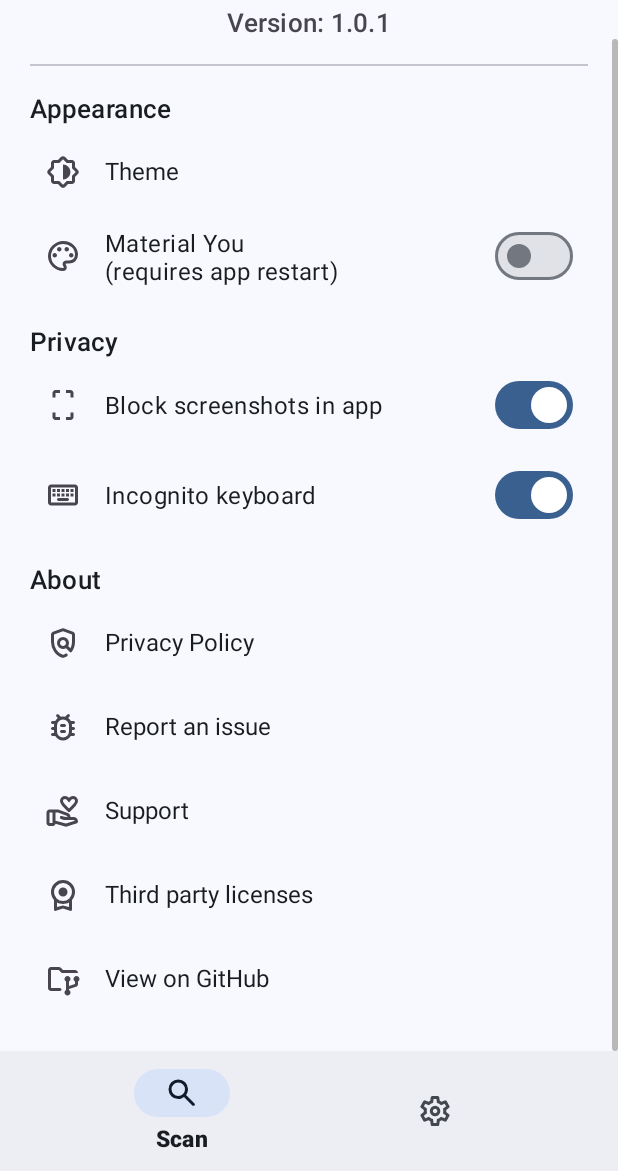
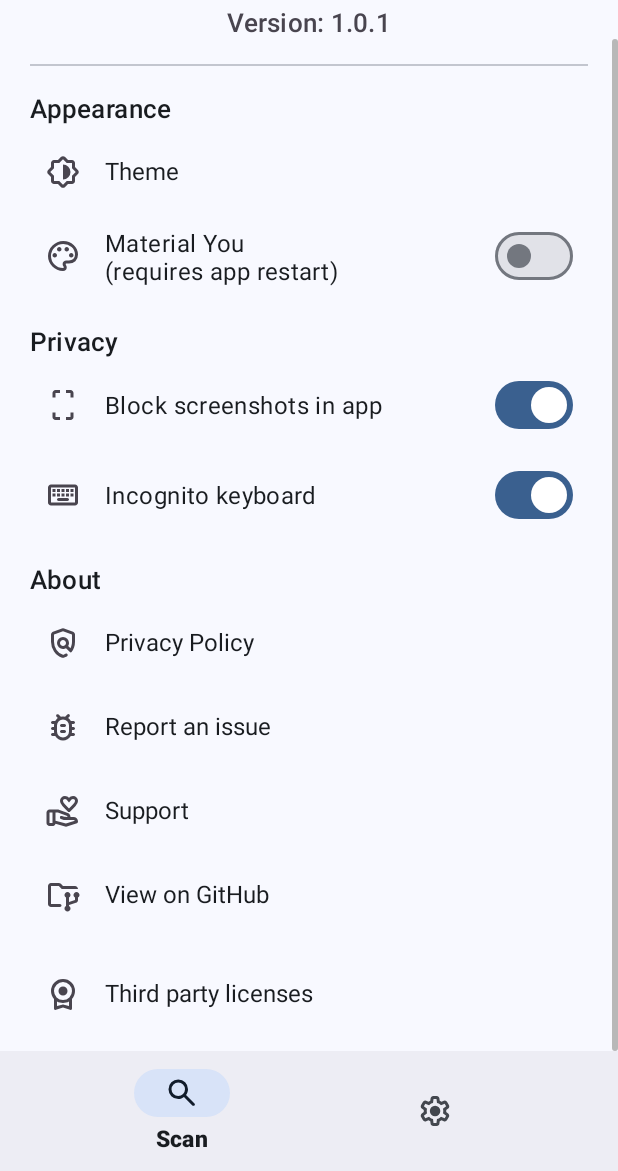
Before and after one commit to StellarSand/Password-Monitor, an Android app: the SettingsFragment screen opened through its navigation route, scrolled down 76 dp, on a phone screen of 412 x 824 dp, the part 65-1236 px from its top. Run offline under Robolectric (Android 15) with nearby library versions, the phone set to English and light mode, and no system bars.

```diff
--- a/app/src/main/java/com/password/monitor/fragments/main/SettingsFragment.kt
+++ b/app/src/main/java/com/password/monitor/fragments/main/SettingsFragment.kt
@@ -108,12 +108,6 @@ class SettingsFragment : Fragment() {
                         mainActivity.activityBinding.mainBottomNav)
             }
 
-        // Licenses
-        fragmentBinding.licenses
-            .setOnClickListener {
-                LicensesBottomSheet().show(parentFragmentManager, "LicensesBottomSheet")
-            }
-
         // Report an issue
         fragmentBinding.reportIssue.setOnClickListener {
             openURL(mainActivity,
@@ -136,6 +130,12 @@ class SettingsFragment : Fragment() {
                         mainActivity.activityBinding.mainBottomNav)
             }
 
+        // Third party licenses
+        fragmentBinding.licenses
+            .setOnClickListener {
+                LicensesBottomSheet().show(parentFragmentManager, "LicensesBottomSheet")
+            }
+
     }
 
     override fun onDestroyView() {
--- a/app/src/main/res/drawable/ic_settings.xml
+++ b/app/src/main/res/drawable/ic_settings.xml
@@ -1,3 +1,5 @@
+<?xml version="1.0" encoding="utf-8"?>
+
 <!--
   ~     Copyright (C) 2024-present StellarSand
   ~
@@ -15,12 +17,7 @@
   ~     along with this program.  If not, see <https://www.gnu.org/licenses/>.
   -->
 
-<vector
-    xmlns:android="http://schemas.android.com/apk/res/android"
-    android:width="24dp"
-    android:height="24dp"
-    android:viewportWidth="960"
-    android:viewportHeight="960"
-    android:tint="?attr/colorControlNormal">
-    <path android:fillColor="@android:color/white" android:pathData="M555 880H405q-15 0-26-10t-13-25l-12-93q-13-5-24.5-12T307 725l-87 36q-14 5-28 1t-22-17L96 616q-8-13-5-28t15-24l75-57q-1-7-1-13.5v-27q0-6.5 1-13.5l-75-57q-12-9-15-24t5-28l74-129q7-14 21.5-17.5T220 199l87 36q11-8 23-15t24-12l12-93q2-15 13-25t26-10h150q15 0 26 10t13 25l12 93q13 5 24.5 12t22.5 15l87-36q14-5 28-1t22 17l74 129q8 13 5 28t-15 24l-75 57q1 7 1 13.5v27q0 6.5-2 13.5l75 57q12 9 15 24t-5 28l-74 128q-8 13-22.5 17.5T738 761l-85-36q-11 8-23 15t-24 12l-12 93q-2 15-13 25t-26 10zm-73-260q58 0 99-41t41-99q0-58-41-99t-99-41q-59 0-99.5 41T342 480q0 58 40.5 99t99.5 41zm0-80q-25 0-42.5-17.5T422 480q0-25 17.5-42.5T482 420q25 0 42.5 17.5T542 480q0 25-17.5 42.5T482 540zm-2-60zm-40 320h79l14-106q31-8 57.5-23.5T639 633l99 41 39-68-86-65q5-14 7-29.5t2-31.5q0-16-2-31.5t-7-29.5l86-65-39-68-99 42q-22-23-48.5-38.5T533 266l-13-106h-79l-14 106q-31 8-57.5 23.5T321 327l-99-41-39 68 86 64q-5 15-7 30t-2 32q0 16 2 31t7 30l-86 65 39 68 99-42q22 23 48.5 38.5T427 694l13 106z"/>
-</vector>
+<selector xmlns:android="http://schemas.android.com/apk/res/android">
+    <item android:drawable="@drawable/ic_settings_filled" android:state_checked="true" />
+    <item android:drawable="@drawable/ic_settings_outlined" android:state_checked="false" />
+</selector>
--- /dev/null
+++ b/app/src/main/res/drawable/ic_settings_filled.xml
@@ -0,0 +1,30 @@
+<?xml version="1.0" encoding="utf-8"?>
+
+<!--
+  ~     Copyright (C) 2024-present StellarSand
+  ~
+  ~     This program is free software: you can redistribute it and/or modify
+  ~     it under the terms of the GNU General Public License as published by
+  ~     the Free Software Foundation, either version 3 of the License, or
+  ~     (at your option) any later version.
+  ~
+  ~     This program is distributed in the hope that it will be useful,
+  ~     but WITHOUT ANY WARRANTY; without even the implied warranty of
+  ~     MERCHANTABILITY or FITNESS FOR A PARTICULAR PURPOSE.  See the
+  ~     GNU General Public License for more details.
+  ~
+  ~     You should have received a copy of the GNU General Public License
+  ~     along with this program.  If not, see <https://www.gnu.org/licenses/>.
+  -->
+
+<vector
+    xmlns:android="http://schemas.android.com/apk/res/android"
+    android:width="24dp"
+    android:height="24dp"
+    android:viewportWidth="24"
+    android:viewportHeight="24"
+    android:tint="?attr/colorControlNormal">
+    <path
+        android:fillColor="@android:color/white"
+        android:pathData="M19.5 12c0-0.23-0.01-0.45-0.03-0.68l1.86-1.41c0.4-0.3 0.51-0.86 0.26-1.3l-1.87-3.23c-0.25-0.44-0.79-0.62-1.25-0.42l-2.15 0.91c-0.37-0.26-0.76-0.49-1.17-0.68l-0.29-2.31C14.8 2.38 14.37 2 13.87 2h-3.73c-0.51 0-0.94 0.38-1 0.88L8.85 5.19c-0.41 0.19-0.8 0.42-1.17 0.68L5.53 4.96c-0.46-0.2-1-0.02-1.25 0.42L2.41 8.62c-0.25 0.44-0.14 0.99 0.26 1.3l1.86 1.41C4.51 11.55 4.5 11.77 4.5 12s0.01 0.45 0.03 0.68l-1.86 1.41c-0.4 0.3-0.51 0.86-0.26 1.3l1.87 3.23c0.25 0.44 0.79 0.62 1.25 0.42l2.15-0.91c0.37 0.26 0.76 0.49 1.17 0.68l0.29 2.31C9.2 21.62 9.63 22 10.13 22h3.73c0.5 0 0.93-0.38 0.99-0.88l0.29-2.31c0.41-0.19 0.8-0.42 1.17-0.68l2.15 0.91c0.46 0.2 1 0.02 1.25-0.42l1.87-3.23c0.25-0.44 0.14-0.99-0.26-1.3l-1.86-1.41c0.03-0.23 0.04-0.45 0.04-0.68zm-7.46 3.5c-1.93 0-3.5-1.57-3.5-3.5s1.57-3.5 3.5-3.5 3.5 1.57 3.5 3.5-1.57 3.5-3.5 3.5z"/>
+</vector>
--- /dev/null
+++ b/app/src/main/res/drawable/ic_settings_outlined.xml
@@ -0,0 +1,28 @@
+<?xml version="1.0" encoding="utf-8"?>
+
+<!--
+  ~     Copyright (C) 2024-present StellarSand
+  ~
+  ~     This program is free software: you can redistribute it and/or modify
+  ~     it under the terms of the GNU General Public License as published by
+  ~     the Free Software Foundation, either version 3 of the License, or
+  ~     (at your option) any later version.
+  ~
+  ~     This program is distributed in the hope that it will be useful,
+  ~     but WITHOUT ANY WARRANTY; without even the implied warranty of
+  ~     MERCHANTABILITY or FITNESS FOR A PARTICULAR PURPOSE.  See the
+  ~     GNU General Public License for more details.
+  ~
+  ~     You should have received a copy of the GNU General Public License
+  ~     along with this program.  If not, see <https://www.gnu.org/licenses/>.
+  -->
+
+<vector
+    xmlns:android="http://schemas.android.com/apk/res/android"
+    android:width="24dp"
+    android:height="24dp"
+    android:viewportWidth="960"
+    android:viewportHeight="960"
+    android:tint="?attr/colorControlNormal">
+    <path android:fillColor="@android:color/white" android:pathData="M433 880q-27 0-46.5-18T363 818l-9-66q-13-5-24.5-12T307 725l-62 26q-25 11-50 2t-39-32l-47-82q-14-23-8-49t27-43l53-40q-1-7-1-13.5v-27q0-6.5 1-13.5l-53-40q-21-17-27-43t8-49l47-82q14-23 39-32t50 2l62 26q11-8 23-15t24-12l9-66q4-26 23.5-44T433 80h94q27 0 46.5 18t23.5 44l9 66q13 5 24.5 12t22.5 15l62-26q25-11 50-2t39 32l47 82q14 23 8 49t-27 43l-53 40q1 7 1 13.5v27q0 6.5-2 13.5l53 40q21 17 27 43t-8 49l-48 82q-14 23-39 32t-50-2l-60-26q-11 8-23 15t-24 12l-9 66q-4 26-23.5 44T527 880h-94zm7-80h79l14-106q31-8 57.5-23.5T639 633l99 41 39-68-86-65q5-14 7-29.5t2-31.5q0-16-2-31.5t-7-29.5l86-65-39-68-99 42q-22-23-48.5-38.5T533 266l-13-106h-79l-14 106q-31 8-57.5 23.5T321 327l-99-41-39 68 86 64q-5 15-7 30t-2 32q0 16 2 31t7 30l-86 65 39 68 99-42q22 23 48.5 38.5T427 694l13 106zm42-180q58 0 99-41t41-99q0-58-41-99t-99-41q-59 0-99.5 41T342 480q0 58 40.5 99t99.5 41zm-2-140z"/>
+</vector>
--- a/app/src/main/res/layout/fragment_settings.xml
+++ b/app/src/main/res/layout/fragment_settings.xml
@@ -231,22 +231,6 @@
             android:drawablePadding="@dimen/margin_16" />
 
         <com.google.android.material.textview.MaterialTextView
-            android:id="@+id/licenses"
-            android:layout_width="match_parent"
-            android:layout_height="wrap_content"
-            android:paddingHorizontal="@dimen/margin_30"
-            android:paddingVertical="@dimen/margin_16"
-            android:clickable="true"
-            android:focusable="true"
-            android:foreground="?android:attr/selectableItemBackground"
-            android:text="@string/third_party_licenses"
-            android:textAlignment="viewStart"
-            android:textColor="?attr/colorOnSurface"
-            android:textSize="@dimen/text_16"
-            app:drawableStartCompat="@drawable/ic_licenses"
-            android:drawablePadding="@dimen/margin_16" />
-
-        <com.google.android.material.textview.MaterialTextView
             android:id="@+id/viewOnGit"
             android:layout_width="match_parent"
             android:layout_height="wrap_content"
@@ -264,6 +248,22 @@
             app:drawableStartCompat="@drawable/ic_view_on_github"
             android:drawablePadding="@dimen/margin_16" />
 
+        <com.google.android.material.textview.MaterialTextView
+            android:id="@+id/licenses"
+            android:layout_width="match_parent"
+            android:layout_height="wrap_content"
+            android:paddingHorizontal="@dimen/margin_30"
+            android:paddingVertical="@dimen/margin_16"
+            android:clickable="true"
+            android:focusable="true"
+            android:foreground="?android:attr/selectableItemBackground"
+            android:text="@string/third_party_licenses"
+            android:textAlignment="viewStart"
+            android:textColor="?attr/colorOnSurface"
+            android:textSize="@dimen/text_16"
+            app:drawableStartCompat="@drawable/ic_licenses"
+            android:drawablePadding="@dimen/margin_16" />
+
     </LinearLayout>
 
 </ScrollView>
```
Also changed, not shown: 1 other file.
